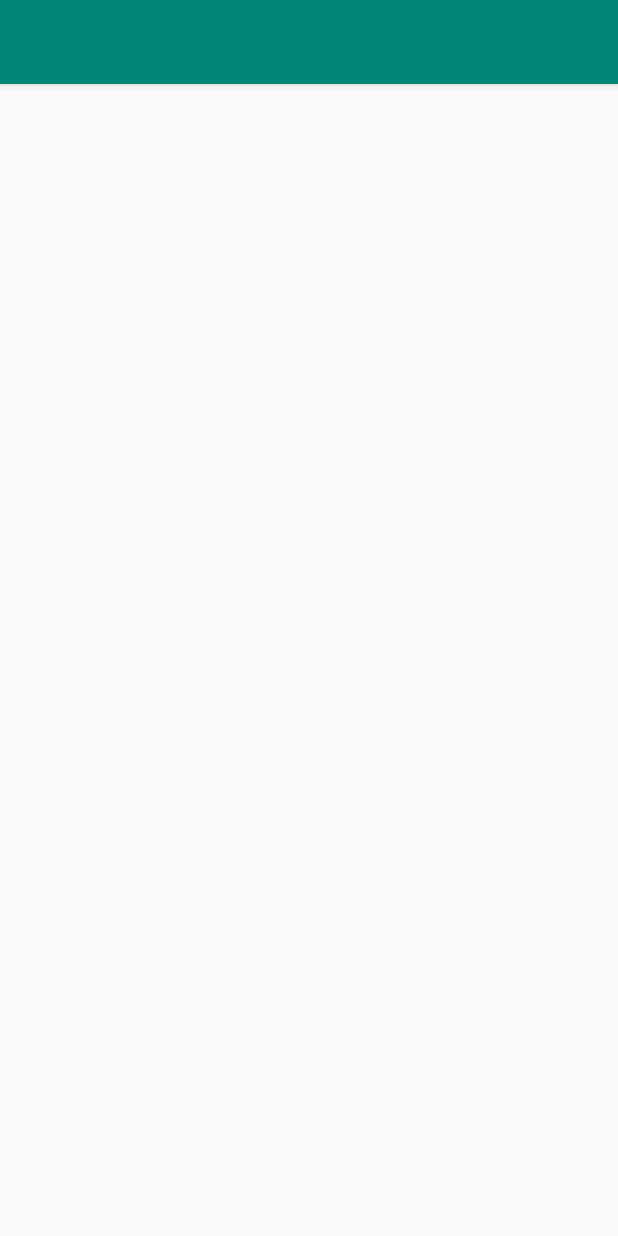
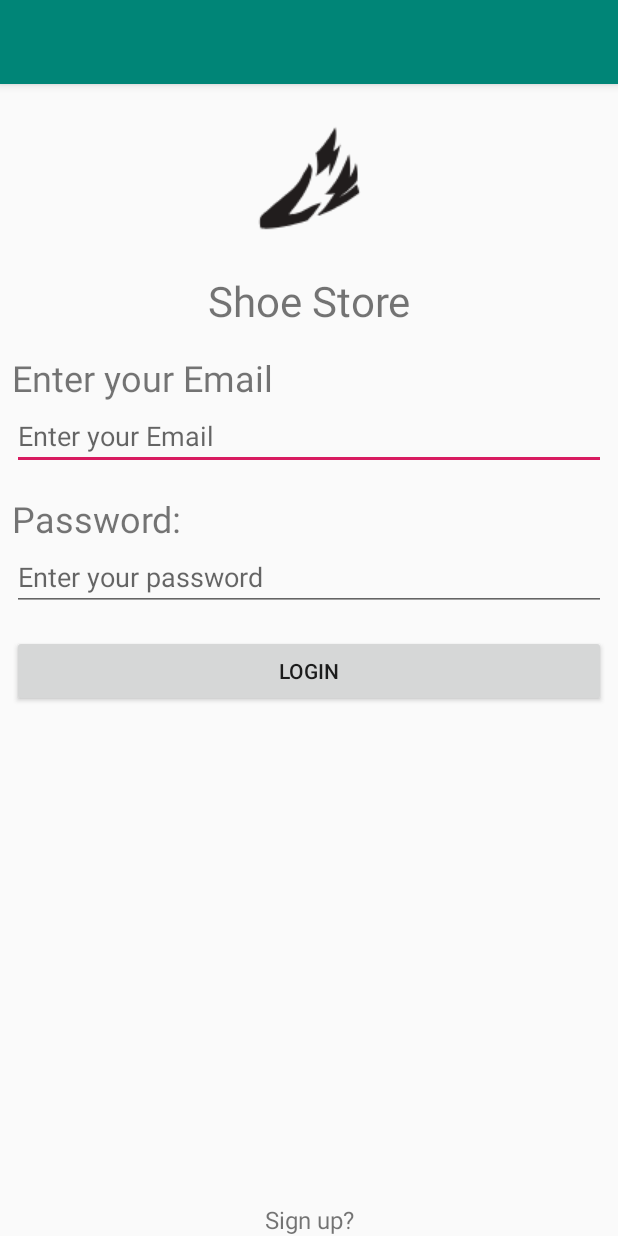
Before and after one commit to jmcs811/ShoeStore, an Android app: the screen it shows after launch (MainActivity), on a phone screen of 412 x 824 dp. Run offline under Robolectric (Android 15) with nearby library versions, the phone set to English and light mode, and no system bars; our stand-ins replace Timber, data binding, navigation-ui.

Commit message:
Added nav graph, login, Welcome and instruction Screens

```diff
--- /dev/null
+++ b/app/src/main/java/com/udacity/shoestore/LoginFragment.kt
@@ -0,0 +1,33 @@
+package com.udacity.shoestore
+
+import android.os.Bundle
+import androidx.fragment.app.Fragment
+import android.view.LayoutInflater
+import android.view.View
+import android.view.ViewGroup
+import android.widget.Toolbar
+import androidx.databinding.DataBindingUtil
+import androidx.navigation.findNavController
+import com.udacity.shoestore.databinding.FragmentLoginBinding
+
+
+class LoginFragment : Fragment() {
+
+    override fun onCreateView(
+        inflater: LayoutInflater, container: ViewGroup?,
+        savedInstanceState: Bundle?
+    ): View? {
+        // Inflate the layout for this fragment
+        val binding: FragmentLoginBinding = DataBindingUtil.inflate(
+            inflater, R.layout.fragment_login, container, false
+        )
+        binding.loginButton.setOnClickListener{ view: View ->
+            view.findNavController().navigate(R.id.action_loginFragment_to_welcomeFragment)
+        }
+
+        binding.signupButton.setOnClickListener { view: View ->
+            view.findNavController().navigate(R.id.action_loginFragment_to_welcomeFragment)
+        }
+        return binding.root
+    }
+}
--- a/app/src/main/java/com/udacity/shoestore/MainActivity.kt
+++ b/app/src/main/java/com/udacity/shoestore/MainActivity.kt
@@ -2,13 +2,23 @@ package com.udacity.shoestore
 
 import androidx.appcompat.app.AppCompatActivity
 import android.os.Bundle
+import androidx.databinding.DataBindingUtil
+import androidx.navigation.findNavController
+import androidx.navigation.ui.NavigationUI
+import com.udacity.shoestore.databinding.ActivityMainBinding
 import timber.log.Timber
 
 class MainActivity : AppCompatActivity() {
 
     override fun onCreate(savedInstanceState: Bundle?) {
         super.onCreate(savedInstanceState)
-        setContentView(R.layout.activity_main)
-        Timber.plant(Timber.DebugTree())
+        val binding = DataBindingUtil.setContentView<ActivityMainBinding>(this, R.layout.activity_main)
+        val navController = this.findNavController(R.id.myNavHostFragment)
+        //NavigationUI.setupActionBarWithNavController(this, navController)
+    }
+
+    override fun onSupportNavigateUp(): Boolean {
+        val navController = this.findNavController(R.id.myNavHostFragment)
+        return navController.navigateUp()
     }
 }
--- /dev/null
+++ b/app/src/main/res/drawable/ic_shoelogo.xml
@@ -0,0 +1,9 @@
+<vector android:height="150dp" android:viewportHeight="2666.6667"
+    android:viewportWidth="2666.6667" android:width="150dp" xmlns:android="http://schemas.android.com/apk/res/android">
+    <path android:fillColor="#211d1d" android:fillType="nonZero"
+        android:pathData="m887.13,1809.72c-10.76,-0.69 -19.22,-9.57 -20.59,-20.25 -3.21,-25.05 -7.13,-70.68 3.85,-88.53 15.49,-25.16 162.63,-146.52 191.68,-170.37 91.26,-74.93 163.32,-119.72 207.17,-224.6 13.95,-33.37 50.34,-61.96 58.08,-110.36 0,-0 33.59,33.01 30.98,65.83 -13.56,170.41 -151.02,323.35 -220.72,414.35 0,-0 79.01,4.73 164.57,-48.41 71.21,-44.23 141.35,-60.99 141.35,-60.99 1.35,-2 -57.27,95.69 -123.19,162.01 -4.41,4.44 -9.82,7.75 -15.78,9.67 -46.35,14.99 -262.61,81.59 -417.41,71.67" android:strokeColor="#00000000"/>
+    <path android:fillColor="#211d1d" android:fillType="nonZero"
+        android:pathData="m1395.12,1316.24c0,-0 114.71,-84.47 129.23,-120.64 0,-0 -2.89,82.89 -8.71,120.64 0,-0 75.51,-120.52 110.36,-303.47 0,-0 -34.85,52.27 -68.25,63.88 0,-0 45.01,-135.04 18.88,-220.71 0,-0 -111.81,198.93 -181.51,241.04 0,-0 31.95,126.33 0,219.25" android:strokeColor="#00000000"/>
+    <path android:fillColor="#211d1d" android:fillType="nonZero"
+        android:pathData="m1776.23,1392.43c-71.47,74.96 -154.45,118.51 -154.45,118.51 97.51,-71.45 140.71,-123.2 158.27,-147.52 2.03,-2.81 3.35,-6.04 3.87,-9.47 2.49,-16.31 4.13,-38.92 2.89,-69.39 -2.81,-69.27 -15.6,-88.96 -15.6,-88.96 0,-0 -20.33,84.35 -56.63,129.36 0,-0 11.61,-146.65 -10.17,-216.36 0,-0 -98.73,280.25 -226.51,377.53 -3.47,2.64 62.43,2.91 94.37,-10.16 0,-0 -69.21,125.87 -155.93,198.95 -3.71,3.13 -4.09,8.87 -0.59,12.21 1.25,1.2 2.65,1.77 4.05,0.84 4.25,-2.84 182.41,-65.87 378.36,-210.49 6.64,-4.91 6.64,-15.03 2.56,-22.2 -4.48,-7.87 -7.8,-45.79 -24.49,-62.85" android:strokeColor="#00000000"/>
+</vector>
--- a/app/src/main/res/layout/activity_main.xml
+++ b/app/src/main/res/layout/activity_main.xml
@@ -1,8 +1,13 @@
 <?xml version="1.0" encoding="utf-8"?>
+<layout xmlns:android="http://schemas.android.com/apk/res/android"
+    xmlns:app="http://schemas.android.com/apk/res-auto"
+    xmlns:tools="http://schemas.android.com/tools">
+
+    <data>
+
+    </data>
+
     <androidx.coordinatorlayout.widget.CoordinatorLayout
-    xmlns:android="http://schemas.android.com/apk/res/android"
-    xmlns:app="http://schemas.android.com/apk/res-auto"
-    xmlns:tools="http://schemas.android.com/tools"
         android:layout_width="match_parent"
         android:layout_height="match_parent"
         tools:context=".MainActivity">
@@ -17,9 +22,18 @@
                 android:layout_width="match_parent"
                 android:layout_height="?attr/actionBarSize"
                 android:background="?attr/colorPrimary"
-            app:popupTheme="@style/AppTheme.PopupOverlay"/>
+                app:popupTheme="@style/AppTheme.PopupOverlay" />
 
         </com.google.android.material.appbar.AppBarLayout>
 
+        <fragment
+            android:id="@+id/myNavHostFragment"
+            app:navGraph="@navigation/navigation"
+            app:defaultNavHost="true"
+            android:name="androidx.navigation.fragment.NavHostFragment"
+            app:layout_behavior="@string/appbar_scrolling_view_behavior"
+            android:layout_width="match_parent"
+            android:layout_height="match_parent" />
 
     </androidx.coordinatorlayout.widget.CoordinatorLayout>
+</layout>
--- /dev/null
+++ b/app/src/main/res/layout/fragment_login.xml
@@ -0,0 +1,123 @@
+<?xml version="1.0" encoding="utf-8"?>
+<layout xmlns:android="http://schemas.android.com/apk/res/android"
+    xmlns:app="http://schemas.android.com/apk/res-auto"
+    xmlns:tools="http://schemas.android.com/tools">
+
+    <data>
+
+    </data>
+
+    <androidx.constraintlayout.widget.ConstraintLayout
+        android:layout_width="match_parent"
+        android:layout_height="match_parent"
+        android:orientation="vertical"
+        tools:context=".LoginFragment">
+
+        <ImageView
+            android:id="@+id/shoe_logo"
+            android:layout_width="150dp"
+            android:layout_height="125dp"
+            android:src="@drawable/ic_shoelogo"
+            android:contentDescription="@string/shore_store_logo_description"
+            android:scaleType="fitCenter"
+            android:scaleX="1.5"
+            android:scaleY="1.5"
+            app:layout_constraintTop_toTopOf="parent"
+            app:layout_constraintStart_toStartOf="parent"
+            app:layout_constraintEnd_toEndOf="parent"/>
+
+        <TextView
+            android:id="@+id/shoe_store"
+            android:layout_width="wrap_content"
+            android:layout_height="wrap_content"
+            android:text="@string/shoe_store"
+            android:textSize="28sp"
+            android:textStyle="bold"
+            android:fontFamily="sans-serif-thin"
+            app:layout_constraintTop_toBottomOf="@id/shoe_logo"
+            app:layout_constraintStart_toStartOf="parent"
+            app:layout_constraintEnd_toEndOf="parent"/>
+
+        <TextView
+            android:id="@+id/email_label"
+            android:layout_width="wrap_content"
+            android:layout_height="wrap_content"
+            android:text="@string/email_hint"
+            android:textSize="24sp"
+            android:layout_marginStart="@dimen/horizontal_margin"
+            android:layout_marginEnd="@dimen/horizontal_margin"
+            android:layout_marginTop="@dimen/vertical_margin"
+            app:layout_constraintStart_toStartOf="parent"
+            app:layout_constraintTop_toBottomOf="@id/shoe_store" />
+
+        <EditText
+            android:id="@+id/email_field"
+            android:layout_width="match_parent"
+            android:layout_height="wrap_content"
+            android:hint="@string/email_hint"
+            android:autofillHints="emailAddress"
+            android:ems="10"
+            android:inputType="textEmailAddress"
+            android:layout_marginStart="@dimen/horizontal_margin"
+            android:layout_marginEnd="@dimen/horizontal_margin"
+            app:layout_constraintTop_toBottomOf="@id/email_label"
+            app:layout_constraintStart_toStartOf="parent"
+            app:layout_constraintEnd_toEndOf="parent" />
+
+        <TextView
+            android:id="@+id/password_label"
+            android:layout_width="wrap_content"
+            android:layout_height="wrap_content"
+            android:text="@string/password_label"
+            android:textSize="24sp"
+            android:layout_marginStart="@dimen/horizontal_margin"
+            android:layout_marginEnd="@dimen/horizontal_margin"
+            android:layout_marginTop="@dimen/vertical_margin"
+            app:layout_constraintStart_toStartOf="parent"
+            app:layout_constraintTop_toBottomOf="@+id/email_field" />
+
+        <EditText
+            android:id="@+id/password_field"
+            android:layout_width="match_parent"
+            android:layout_height="wrap_content"
+            android:ems="10"
+            android:hint="@string/password_hint"
+            android:autofillHints="password"
+            android:inputType="textPassword"
+            android:layout_marginStart="@dimen/horizontal_margin"
+            android:layout_marginEnd="@dimen/horizontal_margin"
+            app:layout_constraintEnd_toEndOf="parent"
+            app:layout_constraintStart_toStartOf="parent"
+            app:layout_constraintTop_toBottomOf="@+id/password_label" />
+
+        <Button
+            android:id="@+id/login_button"
+            android:layout_width="match_parent"
+            android:layout_height="wrap_content"
+            android:text="@string/login_button"
+            android:bottomRightRadius="20dp"
+            android:bottomLeftRadius="20dp"
+            android:topLeftRadius="20dp"
+            android:topRightRadius="20dp"
+            android:layout_marginStart="@dimen/horizontal_margin"
+            android:layout_marginEnd="@dimen/horizontal_margin"
+            android:layout_marginTop="@dimen/vertical_margin"
+            app:layout_constraintEnd_toEndOf="parent"
+            app:layout_constraintStart_toStartOf="parent"
+            app:layout_constraintTop_toBottomOf="@+id/password_field" />
+
+        <TextView
+            android:id="@+id/signup_button"
+            android:layout_width="wrap_content"
+            android:layout_height="wrap_content"
+            android:text="@string/sign_up_button"
+            android:textSize="16sp"
+            android:layout_marginStart="@dimen/horizontal_margin"
+            android:layout_marginEnd="@dimen/horizontal_margin"
+            android:layout_marginTop="@dimen/vertical_margin"
+            app:layout_constraintBottom_toBottomOf="parent"
+            app:layout_constraintEnd_toEndOf="parent"
+            app:layout_constraintStart_toStartOf="parent" />
+
+    </androidx.constraintlayout.widget.ConstraintLayout>
+</layout>
--- /dev/null
+++ b/app/src/main/res/navigation/navigation.xml
@@ -0,0 +1,31 @@
+<?xml version="1.0" encoding="utf-8"?>
+<navigation xmlns:android="http://schemas.android.com/apk/res/android"
+    xmlns:app="http://schemas.android.com/apk/res-auto"
+    xmlns:tools="http://schemas.android.com/tools"
+    android:id="@+id/navigation"
+    app:startDestination="@id/loginFragment">
+
+    <fragment
+        android:id="@+id/loginFragment"
+        android:name="com.udacity.shoestore.LoginFragment"
+        android:label="fragment_login"
+        tools:layout="@layout/fragment_login" >
+        <action
+            android:id="@+id/action_loginFragment_to_welcomeFragment"
+            app:destination="@id/welcomeFragment" />
+    </fragment>
+    <fragment
+        android:id="@+id/welcomeFragment"
+        android:name="com.udacity.shoestore.WelcomeFragment"
+        android:label="fragment_welcome"
+        tools:layout="@layout/fragment_welcome" >
+        <action
+            android:id="@+id/action_welcomeFragment_to_instructionFragment"
+            app:destination="@id/instructionFragment" />
+    </fragment>
+    <fragment
+        android:id="@+id/instructionFragment"
+        android:name="com.udacity.shoestore.InstructionFragment"
+        android:label="fragment_instruction"
+        tools:layout="@layout/fragment_instruction" />
+</navigation>
--- a/app/src/main/res/values/colors.xml
+++ b/app/src/main/res/values/colors.xml
@@ -3,4 +3,5 @@
     <color name="colorPrimary">#008577</color>
     <color name="colorPrimaryDark">#00574B</color>
     <color name="colorAccent">#D81B60</color>
+    <color name="appBackground">#292929</color>
 </resources>
--- a/app/src/main/res/values/strings.xml
+++ b/app/src/main/res/values/strings.xml
@@ -1,3 +1,13 @@
 <resources>
     <string name="app_name">ShoeStore</string>
+    <!-- TODO: Remove or change this placeholder text -->
+    <string name="hello_blank_fragment">Hello blank fragment</string>
+    <string name="login_button">Login</string>
+    <string name="sign_up_button">Sign up?</string>
+    <string name="shoe_store">Shoe Store</string>
+    <string name="email_label">Email:</string>
+    <string name="password_label">Password:</string>
+    <string name="shore_store_logo_description">Shore Store logo</string>
+    <string name="email_hint">Enter your Email</string>
+    <string name="password_hint">Enter your password</string>
 </resources>
--- a/build.gradle
+++ b/build.gradle
@@ -10,7 +10,7 @@ buildscript {
     }
     dependencies {
         classpath 'com.android.tools.build:gradle:4.0.1'
-        classpath "org.jetbrains.kotlin:kotlin-gradle-plugin:$kotlin_version"
+        classpath "org.jetbrains.kotlin:kotlin-gradle-plugin:1.5.31"
         // NOTE: Do not place your application dependencies here; they belong
         // in the individual module build.gradle files
     }
```
Also changed, not shown: app/build.gradle (+12 -0 lines), app/src/main/java/com/udacity/shoestore/InstructionFragment.kt (added, +18 -0 lines), app/src/main/java/com/udacity/shoestore/WelcomeFragment.kt (added, +28 -0 lines), app/src/main/res/layout/fragment_instruction.xml (added, +14 -0 lines), app/src/main/res/layout/fragment_welcome.xml (added, +58 -0 lines), app/src/main/res/values/Dimens.xml (added, +13 -0 lines), 1 other file. Lines whose indentation alone changed are shown as unchanged.
